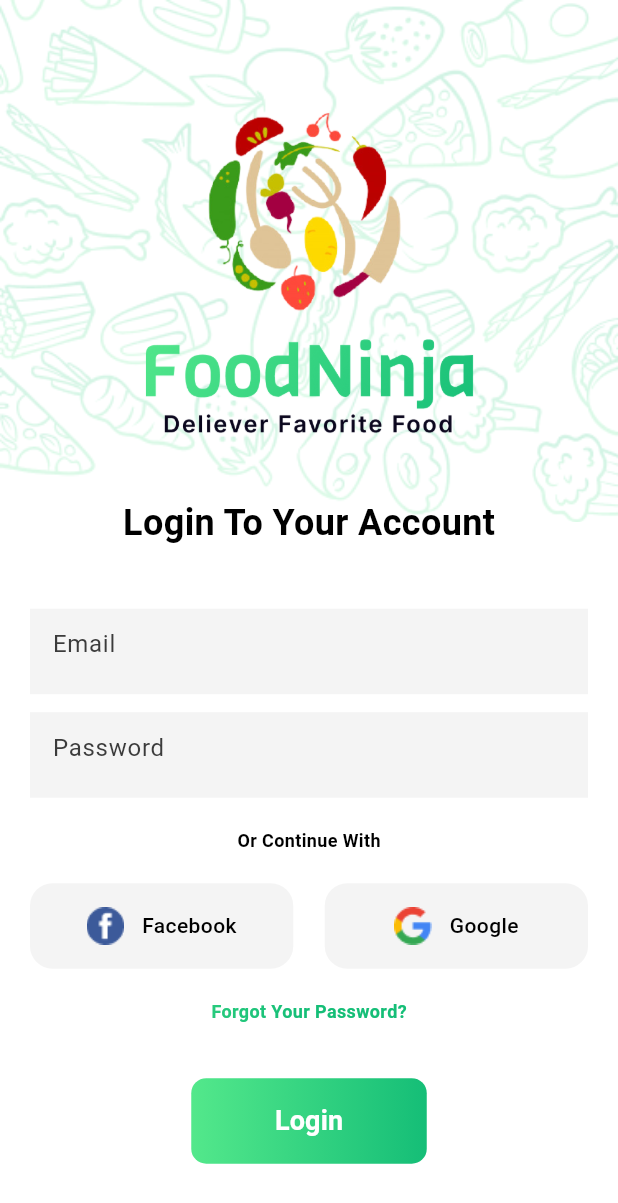
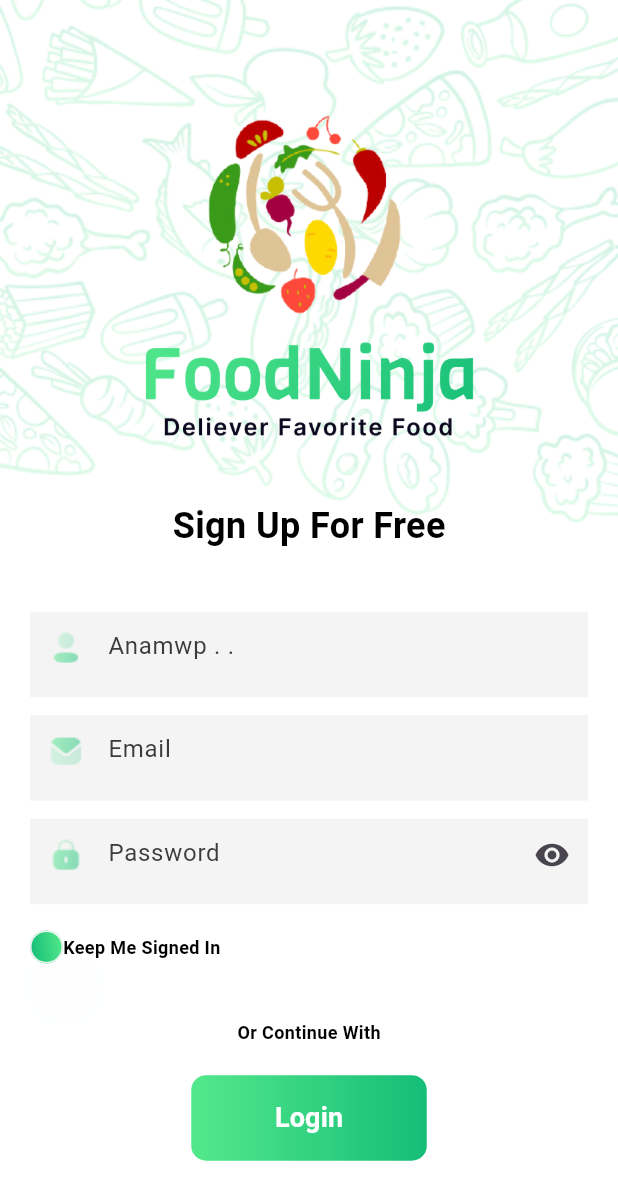
Before and after one commit to hoanglv03/auth_flutter, a Flutter app: the SignUp screen opened directly, on a phone screen of 412 x 824 dp. Shown: the top 1203 px of the screen. Run offline on Flutter 3.47's test engine with Material 3 defaults, Android fonts, the phone set to English and light mode, and no system bars; our stand-ins replace firebase_auth, firebase_core, flutter_native_splash, get, google_sign_in; missing offline and left inert: flutter_facebook_auth; accounts and stored records are empty; network calls fail.

```diff
--- a/lib/auth/onboardings/OnBoarding.dart
+++ b/lib/auth/onboardings/OnBoarding.dart
@@ -1,5 +1,5 @@
-import 'package:auth_flutter_with_firebase/auth/signup/SignUp.dart';
-import 'package:auth_flutter_with_firebase/components/ButtonGradient.dart';
+import 'package:auth_flutter_with_firebase/auth/sign_in/sign_in_view.dart';
+import 'package:auth_flutter_with_firebase/components/button_gradient.dart';
 import 'package:auth_flutter_with_firebase/helpers/Const.dart';
 import 'package:flutter/material.dart';
 import 'package:get/route_manager.dart';
@@ -93,7 +93,7 @@ class _OnBoardingState extends State<OnBoarding> with TickerProviderStateMixin {
       const SizedBox(height: 30),
       ButtonGradient(
         textButton: "Next",
-        onPressed: () => {Get.to(() => SignUp())},
+        onPressed: () => {Get.to(() => const SignInView())},
         width: 157,
         height: 57,
       )
--- /dev/null
+++ b/lib/auth/sign_in/sign_in_state.dart
@@ -0,0 +1,11 @@
+import 'package:firebase_auth/firebase_auth.dart';
+import 'package:flutter/material.dart';
+import 'package:get/get_rx/src/rx_types/rx_types.dart';
+
+class SignUpState {
+  late Rx<UserCredential?> socialAccount;
+
+  SignUpState() {
+    socialAccount = Rx<UserCredential?>(null);
+  }
+}
--- /dev/null
+++ b/lib/auth/sign_up/sign_up_view.dart
@@ -0,0 +1,157 @@
+import 'package:auth_flutter_with_firebase/auth/sign_in/sign_in_logic.dart';
+import 'package:auth_flutter_with_firebase/auth/sign_in/sign_in_state.dart';
+import 'package:auth_flutter_with_firebase/components/button_gradient.dart';
+import 'package:auth_flutter_with_firebase/components/text_input.dart';
+import 'package:auth_flutter_with_firebase/helpers/Const.dart';
+import 'package:firebase_auth/firebase_auth.dart';
+import 'package:flutter/cupertino.dart';
+import 'package:flutter/material.dart';
+import 'package:flutter/widgets.dart';
+import 'package:get/get.dart';
+import 'package:google_sign_in/google_sign_in.dart';
+import 'package:flutter_facebook_auth/flutter_facebook_auth.dart';
+
+class SignUp extends StatefulWidget {
+  const SignUp({super.key});
+
+  @override
+  State<SignUp> createState() => _SignUpState();
+}
+
+class _SignUpState extends State<SignUp> {
+  final TextEditingController _emailController = TextEditingController();
+  final TextEditingController _passwordController = TextEditingController();
+  final SignUpLogic logic = Get.put(SignUpLogic());
+
+  @override
+  void initState() {
+    super.initState();
+  }
+
+  @override
+  Widget build(BuildContext context) {
+    return Scaffold(
+      body: Container(
+        color: Colors.white,
+        child: Stack(
+          children: [
+            Image.asset(
+              AppImage.backgroundImage,
+              scale: 0.3,
+            ),
+            Container(
+              padding: const EdgeInsets.symmetric(horizontal: 20),
+              child: SafeArea(
+                child: Column(
+                  crossAxisAlignment: CrossAxisAlignment.center,
+                  mainAxisAlignment: MainAxisAlignment.center,
+                  children: [
+                    Center(
+                      child: Image.asset(
+                        AppImage.logoApp,
+                        scale: 2.5,
+                      ),
+                    ),
+                    const SizedBox(
+                      height: 40,
+                    ),
+                    const Text(
+                      "Sign Up For Free",
+                      style: AppTextStyle.bold24,
+                    ),
+                    const SizedBox(
+                      height: 40,
+                    ),
+                    TextInput(
+                      textController: _emailController,
+                      hint: "Anamwp . . ",
+                      iconLeft: Image.asset(AppImage.profile),
+                    ),
+                    const SizedBox(
+                      height: 12,
+                    ),
+                    TextInput(
+                      textController: _passwordController,
+                      hint: "Email",
+                      iconLeft: Image.asset(AppImage.message),
+                    ),
+                    const SizedBox(
+                      height: 12,
+                    ),
+                    TextInput(
+                      textController: _emailController,
+                      hint: "Password",
+                      iconLeft: Image.asset(AppImage.lock),
+                      isPassword: true,
+                      iconRight: const Icon(Icons.remove_red_eye),
+                    ),
+                    Row(
+                      children: [
+                        Container(
+                          width: 22,
+                          height: 22,
+                          decoration: ShapeDecoration(
+                            gradient: const LinearGradient(
+                              begin: Alignment(0.99, -0.15),
+                              end: Alignment(-0.99, 0.15),
+                              colors: AppTextStyle.listColorGradient,
+                            ),
+                            shape: RoundedRectangleBorder(
+                              side: const BorderSide(
+                                  width: 1, color: Color(0xFFF4F4F4)),
+                              borderRadius: BorderRadius.circular(15),
+                            ),
+                            shadows: const [
+                              BoxShadow(
+                                color: Color(0x115A6CEA),
+                                blurRadius: 50,
+                                offset: Offset(12, 26),
+                                spreadRadius: 0,
+                              )
+                            ],
+                          ),
+                          child: Checkbox(
+                            value: false,
+                            side: const BorderSide(color: Colors.transparent),
+                            fillColor:
+                                MaterialStateProperty.resolveWith((states) {
+                              if (states.contains(MaterialState.selected)) {
+                                return Colors.transparent;
+                              }
+                              return null;
+                            }),
+                            onChanged: (value) {},
+                          ),
+                        ),
+                        Container(
+                          margin: const EdgeInsets.symmetric(vertical: 20),
+                          child: const Text(
+                            "Keep Me Signed In",
+                            style: AppTextStyle.bold12,
+                          ),
+                        ),
+                      ],
+                    ),
+                    Container(
+                      margin: const EdgeInsets.symmetric(vertical: 20),
+                      child: const Text(
+                        "Or Continue With",
+                        style: AppTextStyle.bold12,
+                      ),
+                    ),
+                    ButtonGradient(
+                      textButton: "Login",
+                      onPressed: () => {},
+                      width: 157,
+                      height: 57,
+                    )
+                  ],
+                ),
+              ),
+            )
+          ],
+        ),
+      ),
+    );
+  }
+}
--- a/lib/components/TextInput.dart
+++ /dev/null
@@ -1,34 +0,0 @@
-import 'package:flutter/material.dart';
-
-class TextInput extends StatelessWidget {
-  const TextInput({super.key, this.textController, this.hint});
-  final TextEditingController? textController;
-  final String? hint;
-  @override
-  Widget build(BuildContext context) {
-    return Container(
-      color: const Color(0xFFF4F4F4),
-      height: 57,
-      child: Column(
-        children: [
-          TextField(
-            controller: textController,
-            decoration: InputDecoration(
-              border: InputBorder.none,
-              focusedBorder: InputBorder.none,
-              enabledBorder: InputBorder.none,
-              errorBorder: InputBorder.none,
-              disabledBorder: InputBorder.none,
-              contentPadding: const EdgeInsets.only(
-                  left: 15, bottom: 11, top: 11, right: 15),
-              hintText: hint,
-              hintStyle: const TextStyle(
-                color: Color(0xFF3B3B3B),
-              ),
-            ),
-          )
-        ],
-      ),
-    );
-  }
-}
--- /dev/null
+++ b/lib/components/text_input.dart
@@ -0,0 +1,45 @@
+import 'package:flutter/material.dart';
+
+class TextInput extends StatelessWidget {
+  const TextInput(
+      {super.key,
+      this.textController,
+      this.hint,
+      this.iconLeft,
+      this.isPassword = false,
+      this.iconRight});
+  final TextEditingController? textController;
+  final String? hint;
+  final Widget? iconLeft;
+  final bool isPassword;
+  final Widget? iconRight;
+  @override
+  Widget build(BuildContext context) {
+    return Container(
+      color: const Color(0xFFF4F4F4),
+      height: 57,
+      child: Column(
+        children: [
+          TextField(
+            obscureText: isPassword,
+            controller: textController,
+            decoration: InputDecoration(
+                border: InputBorder.none,
+                focusedBorder: InputBorder.none,
+                enabledBorder: InputBorder.none,
+                errorBorder: InputBorder.none,
+                disabledBorder: InputBorder.none,
+                contentPadding: const EdgeInsets.only(
+                    left: 15, bottom: 11, top: 11, right: 15),
+                hintText: hint,
+                hintStyle: const TextStyle(
+                  color: Color(0xFF3B3B3B),
+                ),
+                prefixIcon: iconLeft,
+                suffixIcon: iconRight),
+          )
+        ],
+      ),
+    );
+  }
+}
--- a/lib/helpers/Const.dart
+++ b/lib/helpers/Const.dart
@@ -8,6 +8,9 @@ class AppImage {
   static const logoApp = 'lib/assets/images/Logo.png';
   static const google = 'lib/assets/images/google.png';
   static const facebook = 'lib/assets/images/facebook.png';
+  static const lock = 'lib/assets/icons/lock.png';
+  static const message = 'lib/assets/icons/message.png';
+  static const profile = 'lib/assets/icons/profile.png';
 }
 
 class AppTextStyle {
@@ -26,6 +29,10 @@ class AppTextStyle {
     fontSize: 12,
     fontWeight: FontWeight.bold,
   );
+  static const listColorGradient = <Color>[
+    Color(0xff53E88B),
+    Color(0xff15BE77)
+  ];
   static const regular14 = TextStyle(
     color: Colors.black,
     fontSize: 14,
@@ -36,6 +43,11 @@ class AppTextStyle {
     fontWeight: FontWeight.w500,
   );
   final Shader linearGradient = const LinearGradient(
-    colors: <Color>[Color(0xff53E88B), Color(0xff15BE77)],
+    colors: listColorGradient,
   ).createShader(const Rect.fromLTWH(0.0, 0.0, 200.0, 70.0));
+
+  static final linearText = TextStyle(
+      fontSize: 12,
+      fontWeight: FontWeight.bold,
+      foreground: Paint()..shader = AppTextStyle().linearGradient);
 }
--- a/lib/main.dart
+++ b/lib/main.dart
@@ -1,4 +1,4 @@
-import 'package:auth_flutter_with_firebase/auth/onboardings/OnBoarding.dart';
+import 'package:auth_flutter_with_firebase/auth/onboardings/onboarding.dart';
 import 'package:flutter/material.dart';
 import 'package:flutter_native_splash/flutter_native_splash.dart';
 import 'package:get/get.dart';
--- a/pubspec.yaml
+++ b/pubspec.yaml
@@ -70,6 +70,9 @@ flutter:
     - lib/assets/images/Logo.png
     - lib/assets/images/google.png
     - lib/assets/images/facebook.png
+    - lib/assets/icons/lock.png
+    - lib/assets/icons/message.png
+    - lib/assets/icons/profile.png
 
   # An image asset can refer to one or more resolution-specific "variants", see
   # https://flutter.dev/assets-and-images/#resolution-aware
```
Also changed, not shown: lib/auth/sign_in/sign_in_logic.dart (added, +63 -0 lines), lib/auth/sign_in/sign_in_view.dart (renamed from lib/auth/signup/SignUp.dart, +37 -33 lines), lib/pages/home/home_view.dart (added, +14 -0 lines), lib/assets/icons/lock.png (added), lib/assets/icons/message.png (added), lib/assets/icons/profile.png (added), lib/auth/sign_up/sign_up_logic.dart (added), lib/auth/sign_up/sign_up_state.dart (added), lib/components/button_gradient.dart (renamed from lib/components/ButtonGradient.dart), 3 other files.
